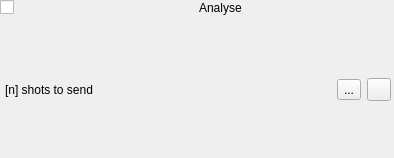
ispielma/runmanager, file runmanager/analysis_submission.ui: the form before one commit.
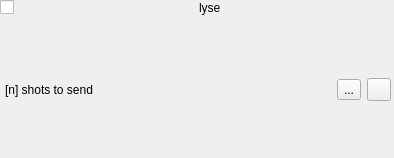
The form after the commit. Icons and pictures are not drawn.

What changed in the file:
```diff
--- a/runmanager/analysis_submission.ui
+++ b/runmanager/analysis_submission.ui
@@ -49,7 +49,7 @@
       <string>Send completed shot files for analysis</string>
      </property>
      <property name="text">
-      <string>Analyse</string>
+      <string>lyse</string>
      </property>
     </widget>
    </item>
```
